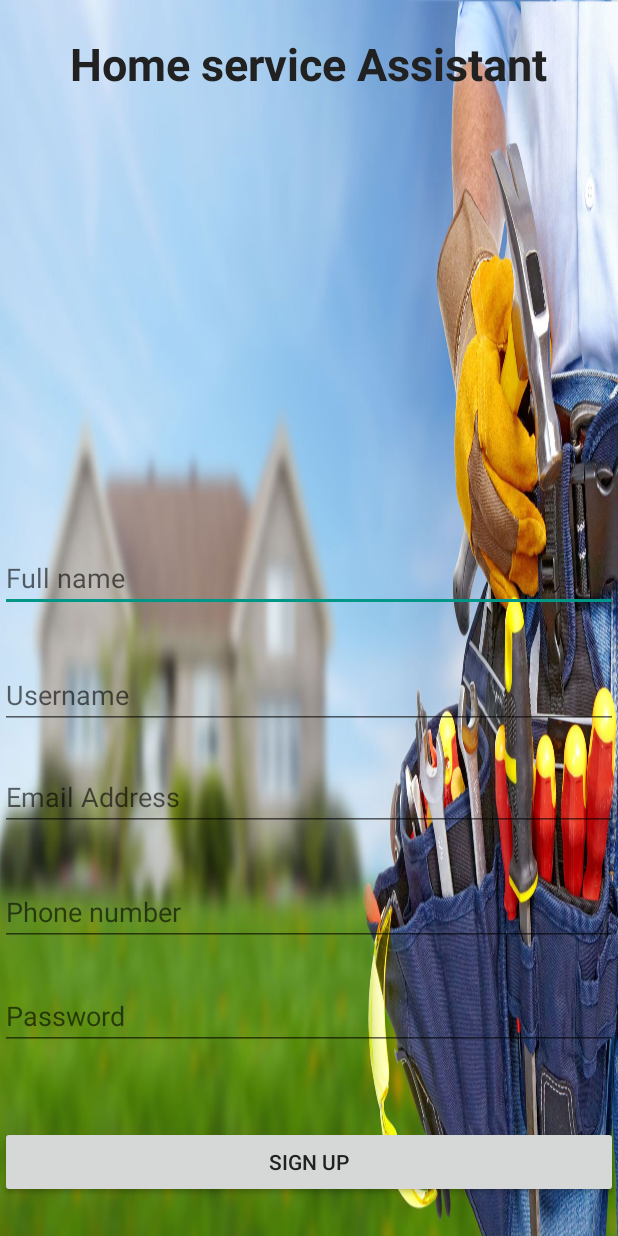
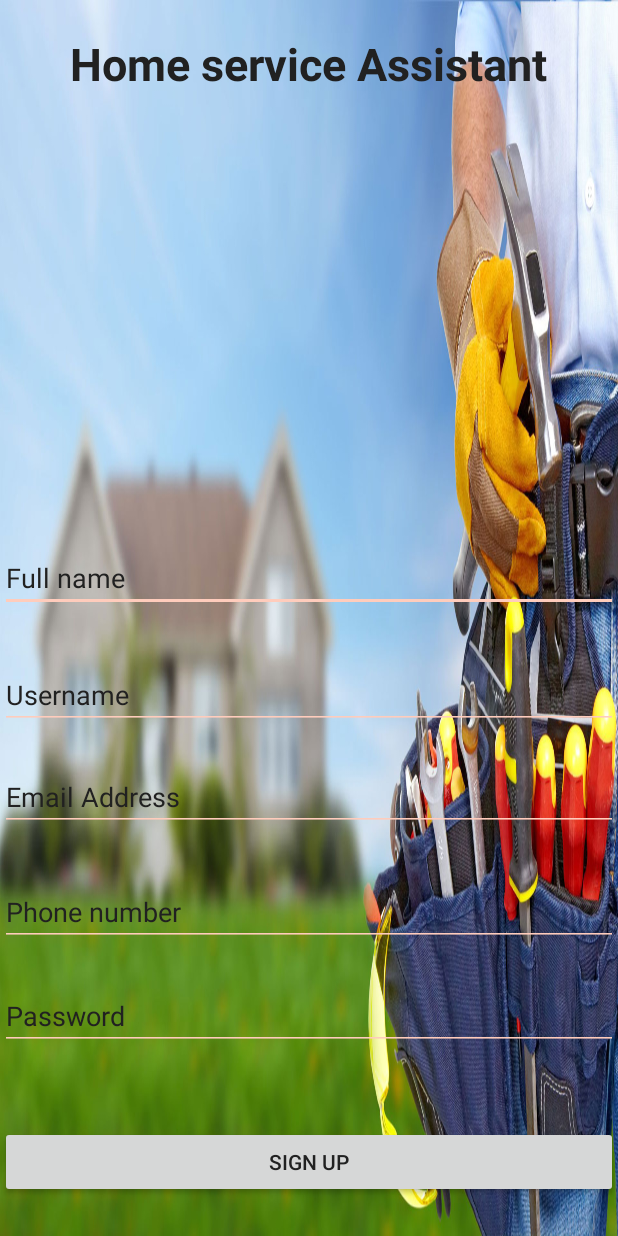
Before and after one commit to George-Stephen/Home-service-Assistant, an Android app: the SignUp screen opened directly, with no data from a screen before it, on a phone screen of 412 x 824 dp. Run offline under Robolectric (Android 15) with nearby library versions, the phone set to English and light mode, and no system bars; our stand-ins replace ButterKnife.

Commit message:
finishing the user interface

```diff
--- a/app/src/main/res/layout/activity_sign_up.xml
+++ b/app/src/main/res/layout/activity_sign_up.xml
@@ -12,54 +12,64 @@
         android:textStyle="bold"/>
 
     <EditText
+        android:id="@+id/fullName"
         android:layout_width="match_parent"
         android:layout_height="wrap_content"
         android:layout_alignParentBottom="true"
         android:layout_marginBottom="416dp"
+        android:backgroundTint="@color/colorPrimaryLight"
         android:hint="Full name"
         android:inputType="text"
-        android:id="@+id/fullName"
-        android:textColor="@color/colorPrimaryText" />
+        android:textColor="@color/colorPrimaryText"
+        android:textColorHint="@color/colorPrimaryText" />
 
     <EditText
+        android:id="@+id/Username"
         android:layout_width="match_parent"
         android:layout_height="wrap_content"
         android:layout_alignParentBottom="true"
         android:layout_marginBottom="338dp"
+        android:backgroundTint="@color/colorPrimaryLight"
         android:hint="Username"
         android:inputType="text"
-        android:id="@+id/Username"
-        android:textColor="@color/colorPrimaryText" />
+        android:textColor="@color/colorPrimaryText"
+        android:textColorHint="@color/colorPrimaryText" />
 
     <EditText
+        android:id="@+id/EmailAddress"
         android:layout_width="match_parent"
         android:layout_height="wrap_content"
         android:layout_alignParentBottom="true"
         android:layout_marginBottom="270dp"
+        android:backgroundTint="@color/colorPrimaryLight"
         android:hint="Email Address"
-        android:id="@+id/EmailAddress"
         android:inputType="textEmailAddress"
-        android:textColor="@color/colorPrimaryText" />
+        android:textColor="@color/colorPrimaryText"
+        android:textColorHint="@color/colorPrimaryText" />
 
     <EditText
+        android:id="@+id/password"
         android:layout_width="match_parent"
         android:layout_height="wrap_content"
         android:layout_alignParentBottom="true"
         android:layout_marginBottom="124dp"
+        android:backgroundTint="@color/colorPrimaryLight"
         android:hint="Password"
         android:inputType="textPassword"
-        android:id="@+id/password"
-        android:textColor="@color/colorPrimaryText" />
+        android:textColor="@color/colorPrimaryText"
+        android:textColorHint="@color/colorPrimaryText" />
 
     <EditText
+        android:id="@+id/Phone"
         android:layout_width="match_parent"
         android:layout_height="wrap_content"
         android:layout_alignParentBottom="true"
         android:layout_marginBottom="193dp"
+        android:backgroundTint="@color/colorPrimaryLight"
         android:hint="Phone number"
         android:inputType="phone"
-        android:id="@+id/Phone"
-        android:textColor="@color/colorPrimaryText" />
+        android:textColor="@color/colorPrimaryText"
+        android:textColorHint="@color/colorPrimaryText" />
 
     <Button
         android:id="@+id/signUp"
```
